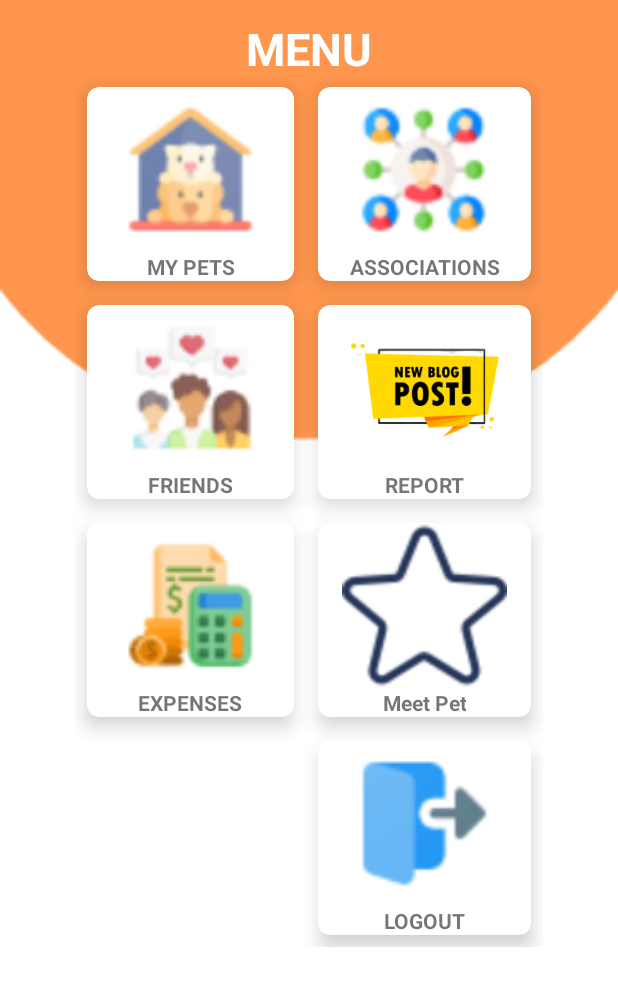
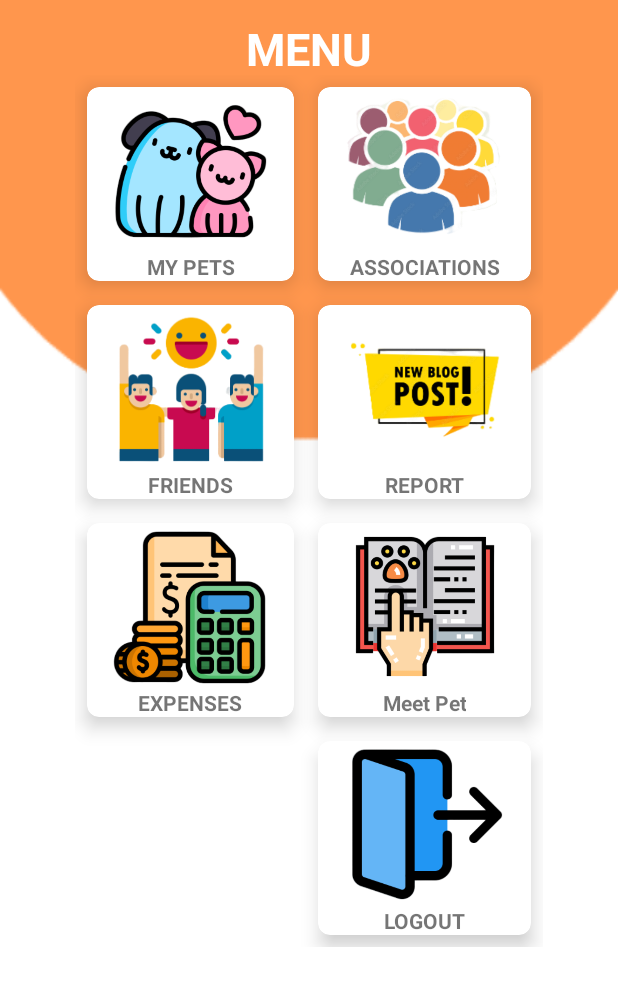
Before and after one commit to Utente2M/Animal_App, an Android app: the fragment Fragment_menu_profile placed in its activity, on a phone screen of 412 x 824 dp. Shown: the top 986 px of the screen. Run offline under Robolectric (Android 15) with nearby library versions, the phone set to English and light mode, and no system bars; our stand-ins replace Firebase (no records; nobody signed in at launch, a user with empty details on screens opened directly); pictures from the network do not load.

Commit message:
MASSI aggiornmamento loghi

```diff
--- a/app/src/main/res/layout/fragm_menu_profile.xml
+++ b/app/src/main/res/layout/fragm_menu_profile.xml
@@ -18,52 +18,54 @@
         android:textSize="30sp"
         android:layout_marginTop="12dp"
         />
+
     <ScrollView
         android:layout_width="match_parent"
         android:layout_height="match_parent"
-       android:layout_margin="30dp">
+        android:layout_marginStart="30dp"
+        android:layout_marginTop="30dp"
+        android:layout_marginEnd="30dp"
+        android:layout_marginBottom="30dp">
 
         <GridLayout
             android:layout_width="match_parent"
             android:layout_height="match_parent"
             android:layout_below="@+id/title_view"
-        android:rowCount="4"
+            android:layout_margin="20dp"
             android:columnCount="2"
-        android:layout_margin="20dp"
-        >
+            android:rowCount="4">
 
             <androidx.cardview.widget.CardView
                 android:layout_width="wrap_content"
                 android:layout_height="wrap_content"
                 android:layout_row="0"
+                android:layout_rowWeight="1"
                 android:layout_column="0"
+                android:layout_columnWeight="1"
                 android:layout_gravity="center_vertical"
-            android:layout_rowWeight="1"
-            android:layout_columnWeight="1"
                 android:layout_margin="8dp"
                 app:cardCornerRadius="8dp"
-            app:cardElevation="8dp"
-            >
+                app:cardElevation="8dp">
 
                 <LinearLayout
                     android:layout_width="wrap_content"
                     android:layout_height="wrap_content"
-                android:orientation="vertical"
+                    android:layout_gravity="center_vertical|center_horizontal"
                     android:gravity="center"
-                android:layout_gravity="center_vertical|center_horizontal">
+                    android:orientation="vertical">
 
                     <ImageView
                         android:id="@+id/FragMenu_IV_my_pet"
                         android:layout_width="110dp"
                         android:layout_height="110dp"
-                    app:srcCompat="@drawable/icon_my_pets" />
+                        app:srcCompat="@drawable/icon_pets" />
 
                     <TextView
                         android:layout_width="wrap_content"
                         android:layout_height="wrap_content"
                         android:text="   MY PETS   "
-                    android:textStyle="bold"
-                    android:textAlignment="center"/>
+                        android:textAlignment="center"
+                        android:textStyle="bold" />
                 </LinearLayout>
             </androidx.cardview.widget.CardView>
 
@@ -71,35 +73,33 @@
                 android:layout_width="wrap_content"
                 android:layout_height="wrap_content"
                 android:layout_row="0"
+                android:layout_rowWeight="1"
                 android:layout_column="1"
+                android:layout_columnWeight="1"
                 android:layout_gravity="center_vertical"
-            android:layout_rowWeight="1"
-            android:layout_columnWeight="1"
                 android:layout_margin="8dp"
                 app:cardCornerRadius="8dp"
-            app:cardElevation="8dp"
-            >
+                app:cardElevation="8dp">
 
                 <LinearLayout
                     android:layout_width="wrap_content"
                     android:layout_height="wrap_content"
-                android:orientation="vertical"
+                    android:layout_gravity="center_vertical|center_horizontal"
                     android:gravity="center"
-                android:layout_gravity="center_vertical|center_horizontal">
+                    android:orientation="vertical">
 
                     <ImageView
                         android:id="@+id/FragMenu_IV_associations"
                         android:layout_width="110dp"
                         android:layout_height="110dp"
-                    app:srcCompat="@drawable/icon_associations"
-                    />
+                        app:srcCompat="@drawable/icon_gruppi" />
 
                     <TextView
                         android:layout_width="wrap_content"
                         android:layout_height="wrap_content"
                         android:text="  ASSOCIATIONS  "
-                    android:textStyle="bold"
-                    android:textAlignment="center"/>
+                        android:textAlignment="center"
+                        android:textStyle="bold" />
                 </LinearLayout>
             </androidx.cardview.widget.CardView>
 
@@ -107,34 +107,33 @@
                 android:layout_width="wrap_content"
                 android:layout_height="wrap_content"
                 android:layout_row="1"
+                android:layout_rowWeight="1"
                 android:layout_column="0"
+                android:layout_columnWeight="1"
                 android:layout_gravity="center_vertical"
-            android:layout_rowWeight="1"
-            android:layout_columnWeight="1"
                 android:layout_margin="8dp"
                 app:cardCornerRadius="8dp"
-            app:cardElevation="8dp"
-            >
+                app:cardElevation="8dp">
 
                 <LinearLayout
                     android:layout_width="wrap_content"
                     android:layout_height="wrap_content"
-                android:orientation="vertical"
+                    android:layout_gravity="center_vertical|center_horizontal"
                     android:gravity="center"
-                android:layout_gravity="center_vertical|center_horizontal">
+                    android:orientation="vertical">
 
                     <ImageView
                         android:id="@+id/FragMenu_IV_my_friends"
                         android:layout_width="110dp"
                         android:layout_height="110dp"
-                    app:srcCompat="@drawable/icon_friends" />
+                        app:srcCompat="@drawable/icon_friends_new" />
 
                     <TextView
                         android:layout_width="wrap_content"
                         android:layout_height="wrap_content"
                         android:text="FRIENDS"
-                    android:textStyle="bold"
-                    android:textAlignment="center"/>
+                        android:textAlignment="center"
+                        android:textStyle="bold" />
                 </LinearLayout>
             </androidx.cardview.widget.CardView>
 
@@ -142,21 +141,20 @@
                 android:layout_width="wrap_content"
                 android:layout_height="wrap_content"
                 android:layout_row="1"
+                android:layout_rowWeight="1"
                 android:layout_column="1"
+                android:layout_columnWeight="1"
                 android:layout_gravity="center_vertical"
-            android:layout_rowWeight="1"
-            android:layout_columnWeight="1"
                 android:layout_margin="8dp"
                 app:cardCornerRadius="8dp"
-            app:cardElevation="8dp"
-            >
+                app:cardElevation="8dp">
 
                 <LinearLayout
                     android:layout_width="wrap_content"
                     android:layout_height="wrap_content"
-                android:orientation="vertical"
+                    android:layout_gravity="center_vertical|center_horizontal"
                     android:gravity="center"
-                android:layout_gravity="center_vertical|center_horizontal">
+                    android:orientation="vertical">
 
                     <ImageView
                         android:id="@+id/FragMenu_IV_my_report"
@@ -168,8 +166,8 @@
                         android:layout_width="wrap_content"
                         android:layout_height="wrap_content"
                         android:text="  REPORT  "
-                    android:textStyle="bold"
-                    android:textAlignment="center"/>
+                        android:textAlignment="center"
+                        android:textStyle="bold" />
                 </LinearLayout>
             </androidx.cardview.widget.CardView>
 
@@ -177,35 +175,34 @@
                 android:layout_width="wrap_content"
                 android:layout_height="wrap_content"
                 android:layout_row="2"
+                android:layout_rowWeight="1"
                 android:layout_column="0"
+                android:layout_columnWeight="1"
                 android:layout_gravity="center_vertical"
-            android:layout_rowWeight="1"
-            android:layout_columnWeight="1"
                 android:layout_margin="8dp"
                 app:cardCornerRadius="8dp"
-            app:cardElevation="8dp"
-            >
+                app:cardElevation="8dp">
 
                 <LinearLayout
                     android:layout_width="wrap_content"
                     android:layout_height="wrap_content"
-                android:orientation="vertical"
+                    android:layout_gravity="center_vertical|center_horizontal"
                     android:gravity="center"
-                android:layout_gravity="center_vertical|center_horizontal">
+                    android:orientation="vertical">
 
 
                     <ImageView
                         android:id="@+id/FragMenu_IV_my_expense"
                         android:layout_width="110dp"
                         android:layout_height="110dp"
-                    app:srcCompat="@drawable/icon_expenses_white"
-                    />
+                        app:srcCompat="@drawable/icon_expense" />
+
                     <TextView
                         android:layout_width="wrap_content"
                         android:layout_height="wrap_content"
                         android:text="EXPENSES"
-                    android:textStyle="bold"
-                    android:textAlignment="center"/>
+                        android:textAlignment="center"
+                        android:textStyle="bold" />
                 </LinearLayout>
             </androidx.cardview.widget.CardView>
 
@@ -213,35 +210,34 @@
                 android:layout_width="wrap_content"
                 android:layout_height="wrap_content"
                 android:layout_row="2"
+                android:layout_rowWeight="1"
                 android:layout_column="1"
+                android:layout_columnWeight="1"
                 android:layout_gravity="center_vertical"
-                android:layout_rowWeight="1"
-                android:layout_columnWeight="1"
                 android:layout_margin="8dp"
                 app:cardCornerRadius="8dp"
-                app:cardElevation="8dp"
-                >
+                app:cardElevation="8dp">
 
                 <LinearLayout
                     android:layout_width="wrap_content"
                     android:layout_height="wrap_content"
-                    android:orientation="vertical"
+                    android:layout_gravity="center_vertical|center_horizontal"
                     android:gravity="center"
-                    android:layout_gravity="center_vertical|center_horizontal">
+                    android:orientation="vertical">
 
 
                     <ImageView
                         android:id="@+id/button_MeetAnimal"
                         android:layout_width="110dp"
                         android:layout_height="110dp"
-                        app:srcCompat="@drawable/star" />
+                        app:srcCompat="@drawable/icon_meet_animal" />
 
                     <TextView
                         android:layout_width="wrap_content"
                         android:layout_height="wrap_content"
                         android:text="Meet Pet"
-                        android:textStyle="bold"
-                        android:textAlignment="center"/>
+                        android:textAlignment="center"
+                        android:textStyle="bold" />
                 </LinearLayout>
 
             </androidx.cardview.widget.CardView>
@@ -250,21 +246,20 @@
                 android:layout_width="wrap_content"
                 android:layout_height="wrap_content"
                 android:layout_row="3"
+                android:layout_rowWeight="1"
                 android:layout_column="1"
+                android:layout_columnWeight="1"
                 android:layout_gravity="center_vertical"
-            android:layout_rowWeight="1"
-            android:layout_columnWeight="1"
                 android:layout_margin="8dp"
                 app:cardCornerRadius="8dp"
-            app:cardElevation="8dp"
-            >
+                app:cardElevation="8dp">
 
                 <LinearLayout
                     android:layout_width="wrap_content"
                     android:layout_height="wrap_content"
-                android:orientation="vertical"
+                    android:layout_gravity="center_vertical|center_horizontal"
                     android:gravity="center"
-                android:layout_gravity="center_vertical|center_horizontal">
+                    android:orientation="vertical">
 
 
                     <ImageView
@@ -277,8 +272,8 @@
                         android:layout_width="wrap_content"
                         android:layout_height="wrap_content"
                         android:text="LOGOUT"
-                    android:textStyle="bold"
-                    android:textAlignment="center"/>
+                        android:textAlignment="center"
+                        android:textStyle="bold" />
                 </LinearLayout>
 
             </androidx.cardview.widget.CardView>
```
Also changed, not shown: app/src/main/res/drawable/icon_expense.png (added), app/src/main/res/drawable/icon_friends_new.png (added), app/src/main/res/drawable/icon_gruppi.png (added), app/src/main/res/drawable/icon_logout.png, app/src/main/res/drawable/icon_meet_animal.png (added), app/src/main/res/drawable/icon_pets.png (added). Lines whose indentation alone changed are shown as unchanged.
